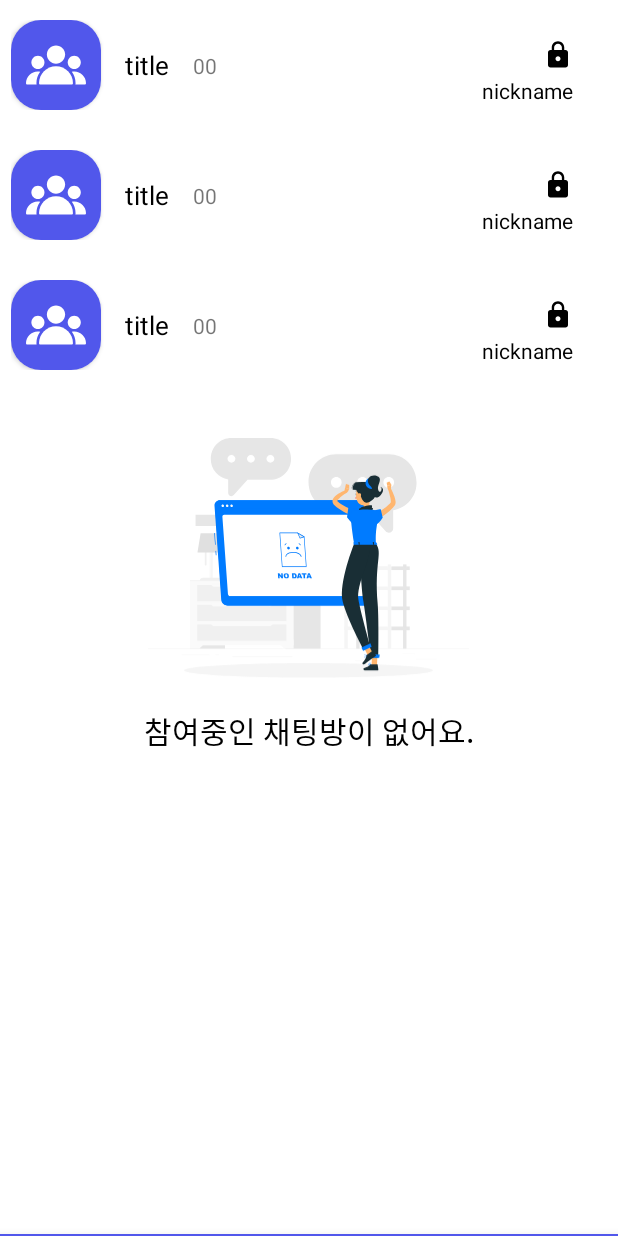
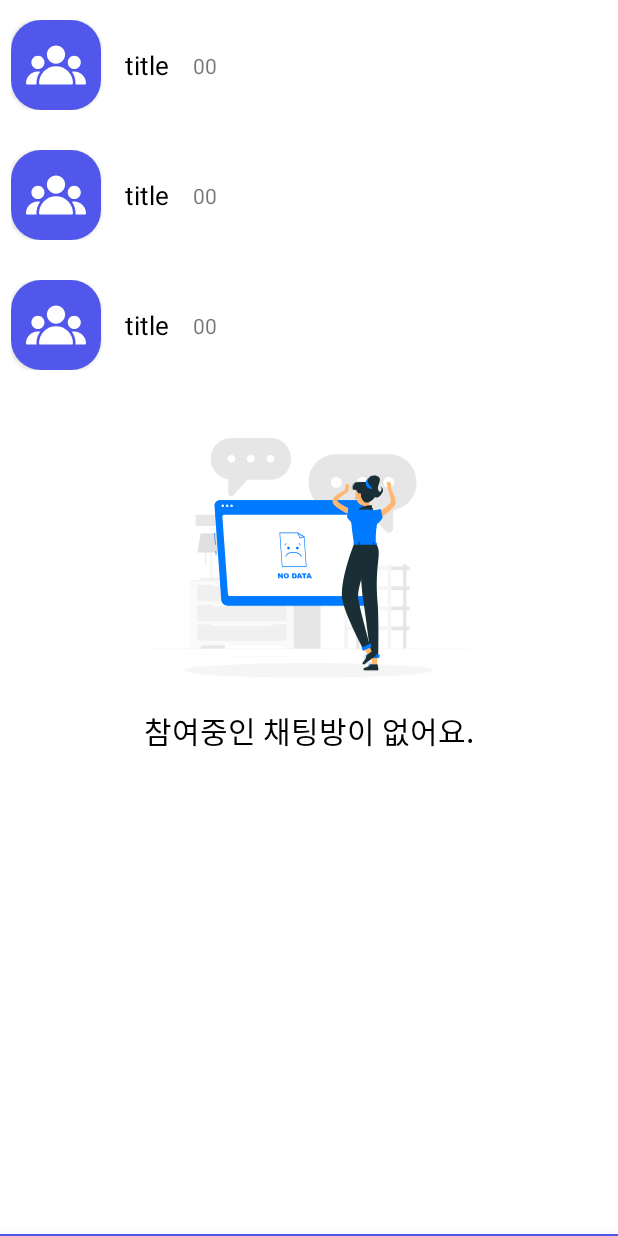
Before and after one commit to 2hyungjin/HotspoTalk, an Android app: the layout fragment_home_vp_item_coordinate.xml on its own in the app's theme, with its tools: preview values and no code run, on a phone screen of 412 x 824 dp. Run offline under Robolectric (Android 15) with nearby library versions, the phone set to English and light mode, and no system bars; network calls fail.

Commit message:
[ADD] xml

```diff
--- a/HotspoTalk/app/src/main/java/com/example/hotspotalk/data/service/ChattingService.kt
+++ b/HotspoTalk/app/src/main/java/com/example/hotspotalk/data/service/ChattingService.kt
@@ -11,7 +11,7 @@ interface ChattingService {
     @GET("/chat/{roomid}")
     suspend fun getMessages(@Path("roomid") roomId: Int): Response<List<MessageResponse>>
 
-    @GET("/member/{roomid}")
+    @GET("/rooms/{roomid}/member")
     suspend fun getMembers(@Path("roomid") roomId: Int): Response<List<MemberInfo>>
 
     @DELETE("/rooms/{roomid}")
--- a/HotspoTalk/app/src/main/java/com/example/hotspotalk/viewmodel/ChattingViewModel.kt
+++ b/HotspoTalk/app/src/main/java/com/example/hotspotalk/viewmodel/ChattingViewModel.kt
@@ -1,5 +1,6 @@
 package com.example.hotspotalk.viewmodel
 
+import android.util.Log
 import androidx.lifecycle.LiveData
 import androidx.lifecycle.MutableLiveData
 import androidx.lifecycle.ViewModel
@@ -78,6 +79,7 @@ class ChattingViewModel @Inject constructor(private val messageRepository: Chatt
         isLoading.postValue(true)
         job = viewModelScope.launch {
             messageRepository.getMembers(roomId).let { result ->
+                Log.d("chatting",result.body().toString())
                 if (result.isSuccessful) {
                     _memberList.addAll(result.body()!!)
                     memberList.postValue(_memberList)
--- a/HotspoTalk/app/src/main/res/layout/fragment_home_rv_item_chatting_room.xml
+++ b/HotspoTalk/app/src/main/res/layout/fragment_home_rv_item_chatting_room.xml
@@ -59,27 +59,7 @@
             app:layout_constraintStart_toEndOf="@+id/tv_room_name_rv_item_chatting_room"
             app:layout_constraintTop_toTopOf="@+id/tv_room_name_rv_item_chatting_room" />
 
-        <TextView
-            android:id="@+id/tv_user_nickname_rv_item_chatting_room"
-            android:layout_width="wrap_content"
-            android:layout_height="wrap_content"
-            android:layout_marginTop="4dp"
-            android:textColor="@color/black"
-            tools:text="nickname"
-            app:layout_constraintBottom_toBottomOf="@+id/tv_user_rv_item_chatting_room"
-            app:layout_constraintEnd_toEndOf="parent"
-            app:layout_constraintTop_toBottomOf="@+id/iv_secret_rv_tem_chatting_room"
-            app:layout_constraintVertical_bias="0.0" />
 
-        <ImageView
-            android:id="@+id/iv_secret_rv_tem_chatting_room"
-            android:layout_width="20dp"
-            android:layout_height="20dp"
-            setInvisible="@{data.roomPW == null}"
-            android:layout_marginTop="13dp"
-            android:src="@drawable/ic_baseline_lock_24"
-            app:layout_constraintEnd_toEndOf="parent"
-            app:layout_constraintTop_toTopOf="@+id/cardView" />
 
     </androidx.constraintlayout.widget.ConstraintLayout>
 </layout>
```
Also changed, not shown: HotspoTalk/app/src/main/java/com/example/hotspotalk/view/fragment/ChattingFragment.kt (+8 -2 lines).
